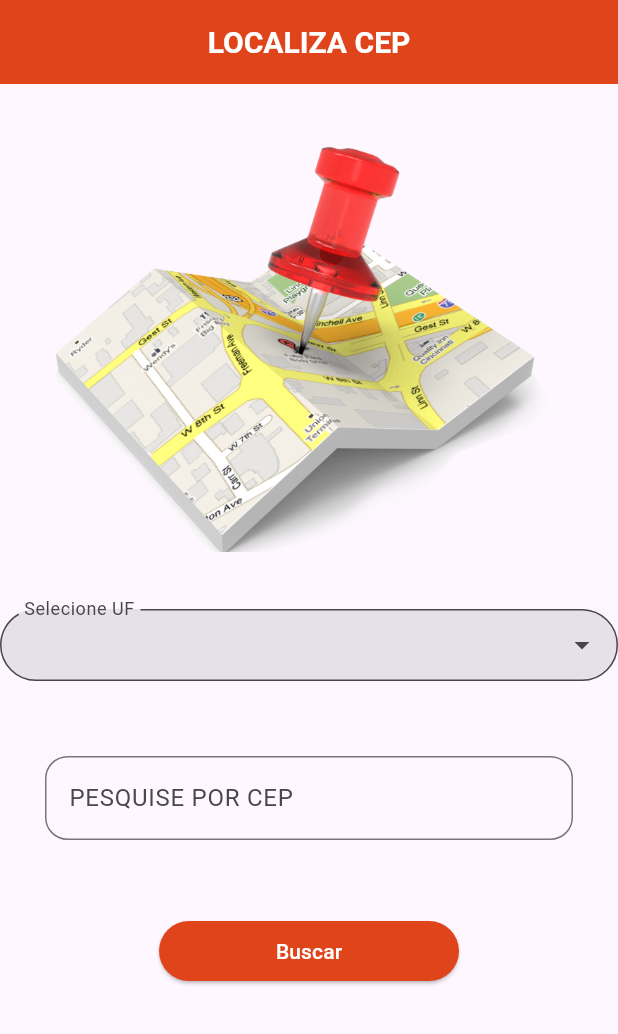
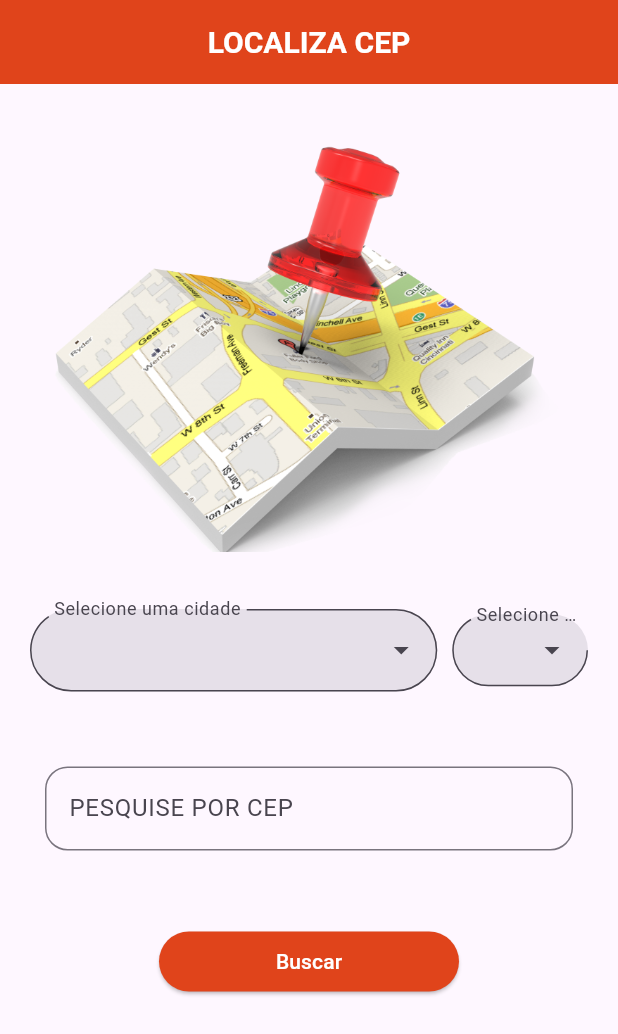
Before and after one commit to AdrielCosta420/cep_app, a Flutter app: the screen it shows after launch, on a phone screen of 412 x 824 dp. Shown: the top 1034 px of the screen. Run offline on Flutter 3.47's test engine with Material 2 defaults, Android fonts, the phone set to English and light mode, and no system bars; drawn by our look-alikes of dropdown_search; our stand-ins replace dio, flutter_mobx, google_fonts, logger, mobx; generated files the repository leaves out were written again; Roboto replaces fonts that are missing (Adamina).

Commit message:
criado os widgets de cidade e uf

```diff
--- a/lib/pages/home_page.dart
+++ b/lib/pages/home_page.dart
@@ -1,3 +1,4 @@
+import 'package:cep_app/widgets/cidade_custom_widget.dart';
 import 'package:cep_app/widgets/uf_custom_widget.dart';
 import 'package:google_fonts/google_fonts.dart';
 
@@ -50,7 +51,18 @@ class _HomePageState extends State<HomePage> {
                 height: 350,
                 child: Image.asset('assets/image/maps.png'),
               ),
-              UfCustomWidget(),
+              Padding(
+                padding: const EdgeInsets.symmetric(horizontal: 20),
+                child: Row(
+                  children:  [
+                    Expanded(flex: 3, child: CidadeCustomWidget()),
+                    const SizedBox(
+                      width: 10,
+                    ),
+                    const Expanded(flex: 1, child: UfCustomWidget()),
+                  ],
+                ),
+              ),
               Padding(
                 padding:
                     const EdgeInsets.symmetric(horizontal: 30, vertical: 50),
--- a/lib/store/home.store.dart
+++ b/lib/store/home.store.dart
@@ -14,4 +14,14 @@ abstract class HomeStoreBase with Store {
   EnderecoModel? enderecoModel;
   @action
   void enderecoChange(EnderecoModel? value) => enderecoModel = value;
+
+  @observable
+  String? uf;
+  @action
+  void ufChange(String? value) => uf = value;
+
+  @observable
+  String? cidade;
+  @action
+  void cidadesChange(String? value) => cidade = value;
 }
--- a/lib/widgets/cidade_custom_widget.dart
+++ b/lib/widgets/cidade_custom_widget.dart
@@ -1,14 +1,69 @@
+import 'package:cep_app/models/cidades_model.dart';
+import 'package:cep_app/repositories/cep_repository.dart';
+import 'package:cep_app/repositories/cep_repository_impl.dart';
+import 'package:cep_app/store/home.store.dart';
+import 'package:dropdown_search/dropdown_search.dart';
 import 'package:flutter/material.dart';
 
 class CidadeCustomWidget extends StatelessWidget {
+  HomeStore store = HomeStore();
+  CidadeCustomWidget({Key? key}) : super(key: key);
 
-  const CidadeCustomWidget({ Key? key }) : super(key: key);
+  @override
+  Widget build(BuildContext context) {
+    CepRepository repository = CepRepositoryImpl();
 
-   @override
-   Widget build(BuildContext context) {
-       return Scaffold(
-           appBar: AppBar(title: const Text(''),),
-           body: Container(),
-       );
+    return DropdownSearch<CidadesModel>(
+      asyncItems: repository.getCidades,
+      onChanged: (value) {
+        store.cidadesChange;
+      },
+      dropdownBuilder: _customDropDown,
+      popupProps: PopupProps.dialog(
+        itemBuilder: _customPopupItemBuilder,
+        showSearchBox: true,
+      ),
+      dropdownDecoratorProps: const DropDownDecoratorProps(
+        dropdownSearchDecoration: InputDecoration(
+          filled: true,
+          labelText: 'Selecione uma cidade',
+          contentPadding: EdgeInsets.fromLTRB(12, 55, 0, 0),
+          border: OutlineInputBorder(
+              borderRadius: BorderRadius.all(Radius.circular(30))),
+        ),
+      ),
+    );
+  }
+
+  Widget _customPopupItemBuilder(
+      BuildContext context, CidadesModel? item, bool isSelected) {
+    return Container(
+      margin: const EdgeInsets.symmetric(horizontal: 8),
+      child: ListTile(
+        selected: isSelected,
+        title: Text(item?.nome ?? ''),
+      ),
+    );
+  }
+
+  Widget _customDropDown(
+    BuildContext context,
+    CidadesModel? item,
+  ) {
+    if (item == null) {
+      return Container();
+    }
+
+    return Container(
+      child: (item.nome == null)
+          ? const ListTile(
+              contentPadding: EdgeInsets.all(0),
+              title: Text("Selecione um item"),
+            )
+          : ListTile(
+              contentPadding: const EdgeInsets.all(0),
+              title: Text(item.nome!),
+            ),
+    );
   }
 }
--- a/lib/widgets/uf_custom_widget.dart
+++ b/lib/widgets/uf_custom_widget.dart
@@ -1,6 +1,7 @@
 import 'package:cep_app/models/estados_model.dart';
 import 'package:cep_app/repositories/cep_repository.dart';
 import 'package:cep_app/repositories/cep_repository_impl.dart';
+import 'package:cep_app/store/home.store.dart';
 import 'package:dropdown_search/dropdown_search.dart';
 import 'package:flutter/material.dart';
 
@@ -14,11 +15,14 @@ class UfCustomWidget extends StatefulWidget {
 class _UfCustomWidgetState extends State<UfCustomWidget> {
   CepRepository repository = CepRepositoryImpl();
 
+
+
   @override
   Widget build(BuildContext context) {
     return DropdownSearch<EstadosModel>(
       asyncItems: repository.getEstados,
-      onChanged: (value) {},
+      onChanged: (value) {
+      },
       dropdownBuilder: _customDropDown,
       popupProps: PopupProps.dialog(
         itemBuilder: _customPopupItemBuilder,
@@ -28,7 +32,7 @@ class _UfCustomWidgetState extends State<UfCustomWidget> {
         dropdownSearchDecoration: InputDecoration(
           filled: true,
           labelText: 'Selecione UF',
-          contentPadding: EdgeInsets.fromLTRB(12, 12, 0, 0),
+          contentPadding: EdgeInsets.fromLTRB(12, 0, 0, 0),
           border: OutlineInputBorder(
               borderRadius: BorderRadius.all(Radius.circular(30))),
         ),
```
